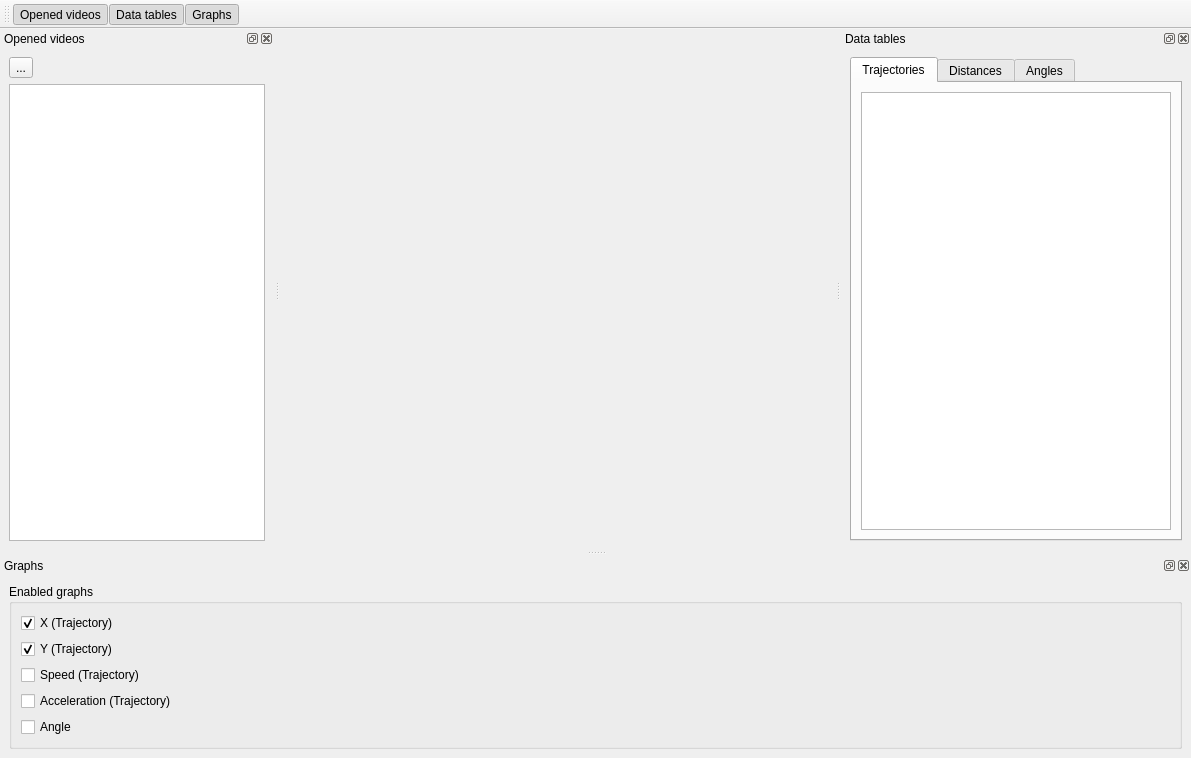
Before: the Qt Designer form src/view/cvmobmainwindow.ui in romariorios/CVMob, drawn with Qt 5.
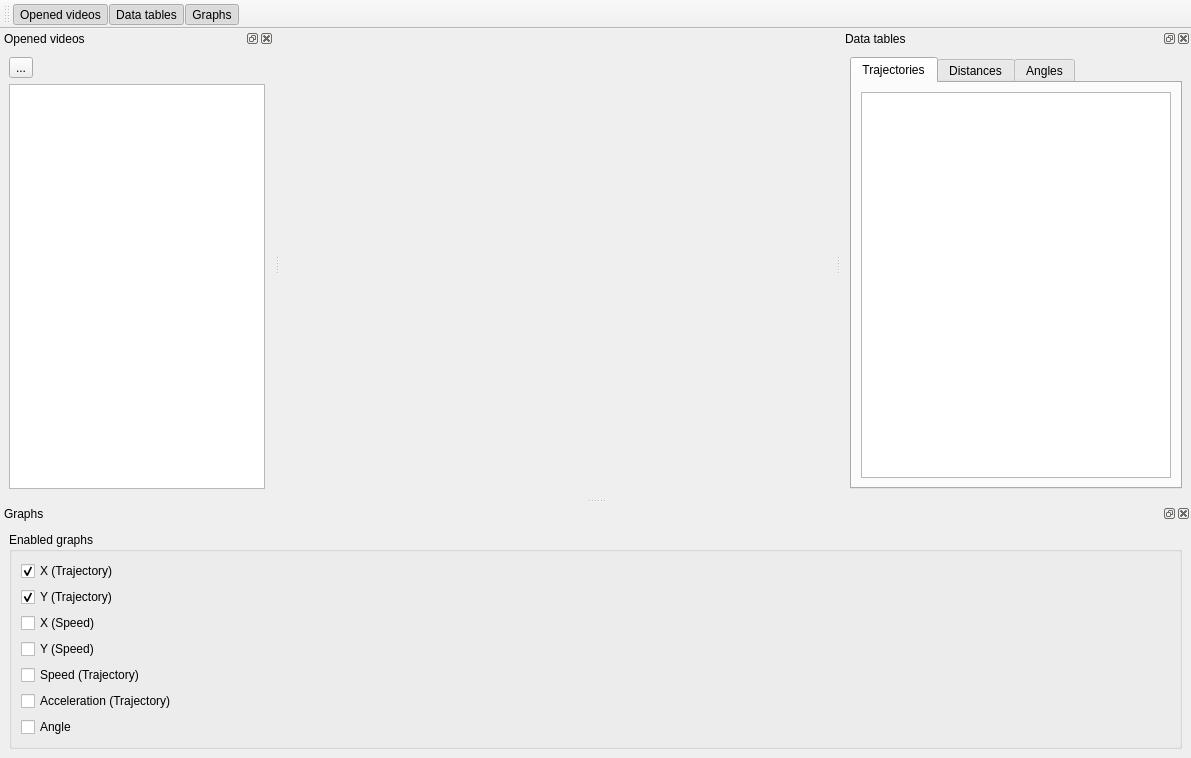
After: the same form once the commit is applied. Icons and pictures are not drawn. Custom widgets are drawn as their Qt base class.

Diff of the .ui file:
```diff
--- a/src/view/cvmobmainwindow.ui
+++ b/src/view/cvmobmainwindow.ui
@@ -190,6 +190,20 @@
           </property>
          </widget>
         </item>
+        <item>
+         <widget class="QCheckBox" name="xSpeedCheckBox">
+          <property name="text">
+           <string>X (Speed)</string>
+          </property>
+         </widget>
+        </item>
+        <item>
+         <widget class="QCheckBox" name="ySpeedCheckBox">
+          <property name="text">
+           <string>Y (Speed)</string>
+          </property>
+         </widget>
+        </item>
         <item>
          <widget class="QCheckBox" name="speedCheckBox">
           <property name="text">
```
